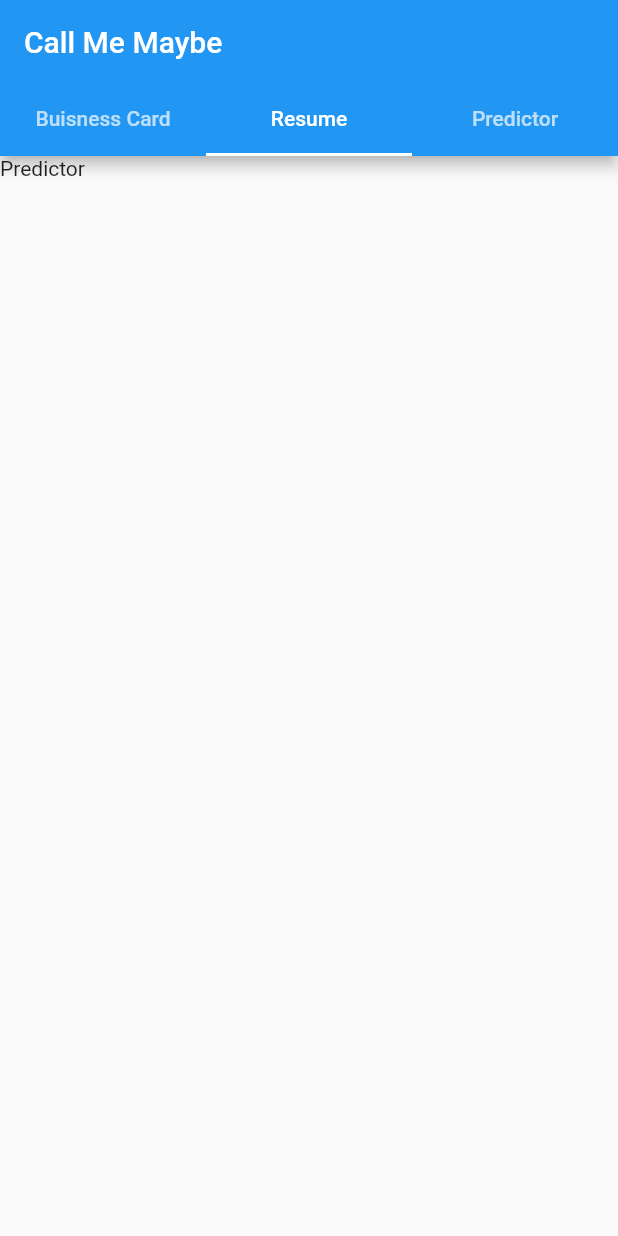
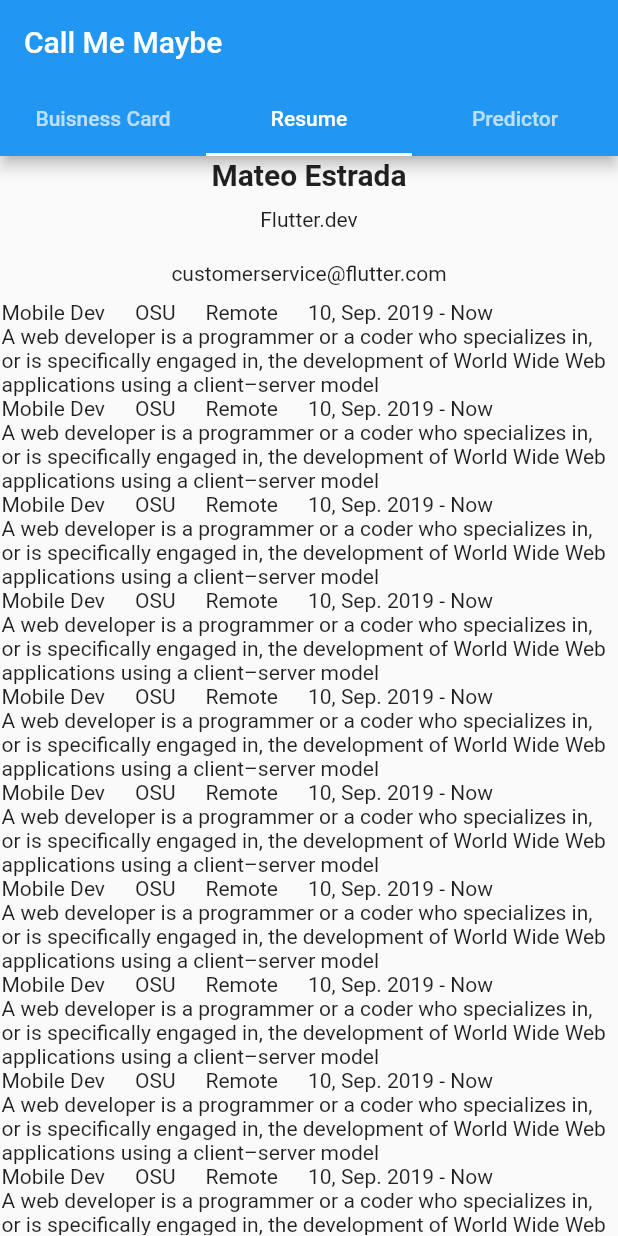
Before and after one commit to TheodoreAI/contact_app, a Flutter app: the screen it shows after launch, tab 2 chosen, on a phone screen of 412 x 824 dp. Run offline on Flutter 3.47's test engine with Material 2 defaults, Android fonts, the phone set to English and light mode, and no system bars.

Commit message:
Added the features for the resume screen.

```diff
--- a/lib/app.dart
+++ b/lib/app.dart
@@ -8,7 +8,7 @@ class MyApp extends StatelessWidget {
   // This widget is the root of your application.
   @override
   Widget build(BuildContext context) {
-    return MaterialApp(
+    return const MaterialApp(
       home: MainTabController(),
     );
   }
--- /dev/null
+++ b/lib/components/resume_attributes.dart
@@ -0,0 +1,106 @@
+import 'package:flutter/cupertino.dart';
+import 'package:flutter/material.dart';
+import 'package:url_launcher/url_launcher.dart';
+
+class ResumeAttributes extends StatelessWidget {
+  final String name;
+  final String email;
+  final String website;
+
+  const ResumeAttributes(
+      {Key? key,
+      required this.name,
+      required this.email,
+      required this.website})
+      : super(key: key);
+
+  @override
+  Widget build(BuildContext context) {
+    return Padding(
+      padding: const EdgeInsets.all(1),
+      child: SingleChildScrollView(
+        child: Column(
+          mainAxisAlignment: MainAxisAlignment.center,
+          children: returnArrayFields(),
+        ),
+      ),
+    );
+  }
+
+  List<Widget> returnRowCols() {
+    return [
+      Row(children: const [Text('Mobile Dev')]),
+      SizedBox(width: 20),
+      Row(children: const [Text('OSU')]),
+      SizedBox(width: 20),
+      Row(children: const [Text('Remote')]),
+      SizedBox(width: 20),
+      Row(children: const [Text('10, Sep. 2019 - Now')])
+    ];
+  }
+
+  Widget returnRow() {
+    return Row(
+      children: returnRowCols(),
+    );
+  }
+
+  Widget returnRowDescription() {
+    return Row(
+      children: const [
+        Expanded(
+            child: Text(
+                'A web developer is a programmer or a coder who specializes in, or is specifically engaged in, the development of World Wide Web applications using a client–server model'))
+      ],
+    );
+  }
+
+  Widget headerResume() {
+    return Column(
+      children: [
+        Text(
+          name,
+          style: const TextStyle(fontWeight: FontWeight.bold, fontSize: 20),
+        ),
+        getPaddingText('https://flutter.dev', website),
+        getPaddingText('mailto:$email', email)
+      ],
+    );
+  }
+
+  List<Widget> returnArrayFields() {
+    return [
+      headerResume(),
+      returnRow(),
+      returnRowDescription(),
+      returnRow(),
+      returnRowDescription(),
+      returnRow(),
+      returnRowDescription(),
+      returnRow(),
+      returnRowDescription(),
+      returnRow(),
+      returnRowDescription(),
+      returnRow(),
+      returnRowDescription(),
+      returnRow(),
+      returnRowDescription(),
+      returnRow(),
+      returnRowDescription(),
+      returnRow(),
+      returnRowDescription(),
+      returnRow(),
+      returnRowDescription()
+    ];
+  }
+
+  Widget getPaddingText(String urlType, String textValue) {
+    return Padding(
+      padding: const EdgeInsets.all(10),
+      child: GestureDetector(
+        onTap: () => launch(urlType),
+        child: Text(textValue),
+      ),
+    );
+  }
+}
--- a/lib/screens/resume.dart
+++ b/lib/screens/resume.dart
@@ -1,4 +1,5 @@
 import 'package:flutter/material.dart';
+import 'package:call_app/components/resume_attributes.dart';
 
 class Resume extends StatelessWidget {
   final String nameInput = 'Mateo Estrada';
@@ -9,6 +10,7 @@ class Resume extends StatelessWidget {
 
   @override
   Widget build(BuildContext context) {
-    return const Text('Predictor');
+    return ResumeAttributes(
+        name: nameInput, email: emailInput, website: websiteInput);
   }
 }
```
